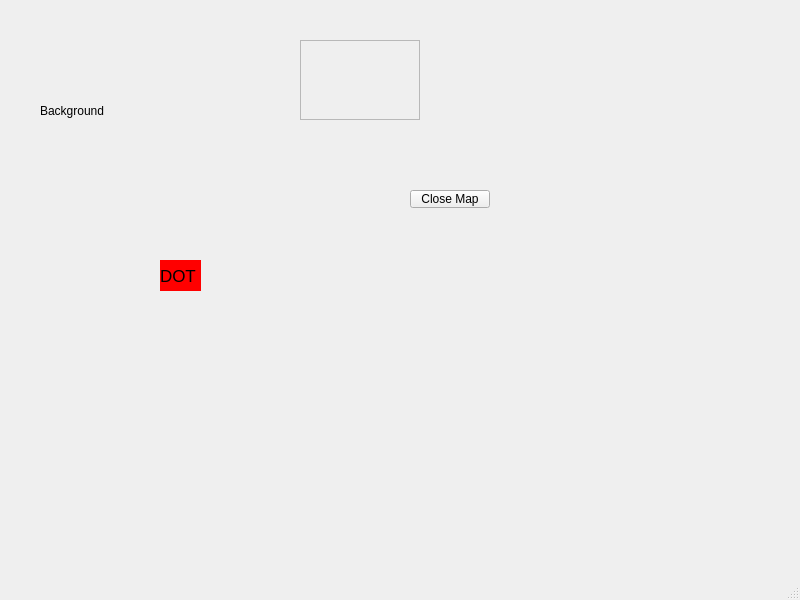
Above: zork3/guide.ui from jeancarson/GUIzork before the change. Below: the same form after it.
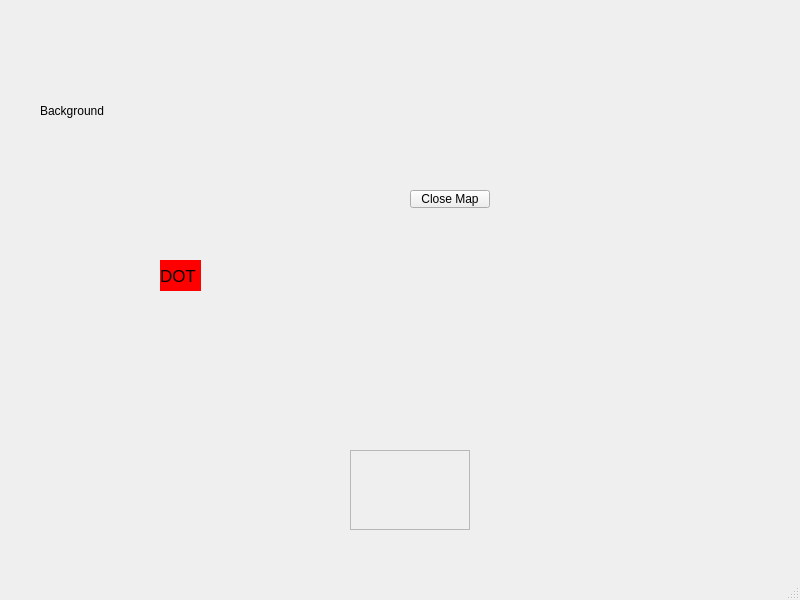
That is the form after the change.

Patch:
```diff
--- a/zork3/guide.ui
+++ b/zork3/guide.ui
@@ -66,8 +66,8 @@
    <widget class="QFrame" name="forTimerGuide">
     <property name="geometry">
      <rect>
-      <x>300</x>
-      <y>40</y>
+      <x>350</x>
+      <y>450</y>
       <width>120</width>
       <height>80</height>
      </rect>
```
